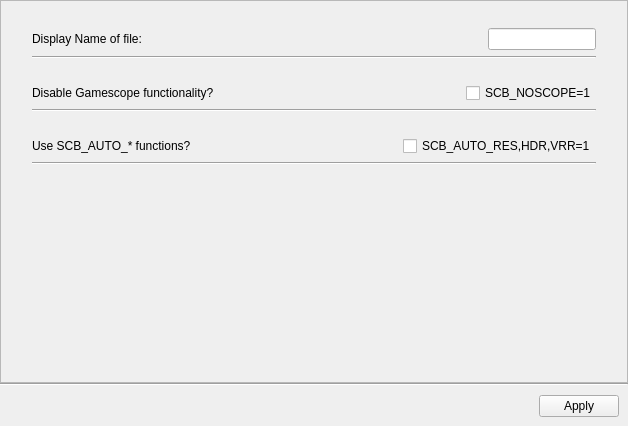
Qt form src/general_settings.ui (rfrench3/scopebuddy-gui) before a commit.
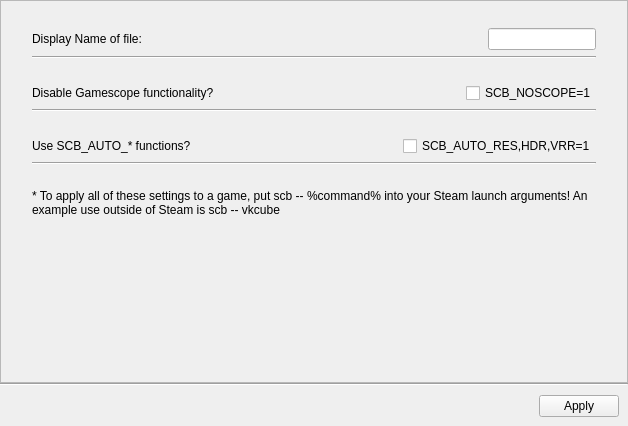
The same form after that commit.

Commit message: note to tell users how to apply settings with scopebuddy

Patch:
```diff
--- a/src/general_settings.ui
+++ b/src/general_settings.ui
@@ -283,6 +283,61 @@
               </layout>
              </widget>
             </item>
+            <item>
+             <widget class="QWidget" name="widget_scb_auto_2" native="true">
+              <property name="sizePolicy">
+               <sizepolicy hsizetype="Preferred" vsizetype="Maximum">
+                <horstretch>0</horstretch>
+                <verstretch>0</verstretch>
+               </sizepolicy>
+              </property>
+              <property name="toolTip">
+               <string>&lt;html&gt;&lt;head/&gt;&lt;body&gt;&lt;p&gt;On supported desktops, this will automatically determine and set output Width, output Height, HDR, and Adaptive Sync (VRR) for gamescope. For a list of supported desktops, see the official ScopeBuddy documentation.&lt;/p&gt;&lt;/body&gt;&lt;/html&gt;</string>
+              </property>
+              <layout class="QVBoxLayout" name="verticalLayout_33">
+               <property name="spacing">
+                <number>6</number>
+               </property>
+               <item>
+                <widget class="QWidget" name="widget_39" native="true">
+                 <property name="sizePolicy">
+                  <sizepolicy hsizetype="Preferred" vsizetype="Minimum">
+                   <horstretch>0</horstretch>
+                   <verstretch>0</verstretch>
+                  </sizepolicy>
+                 </property>
+                 <layout class="QHBoxLayout" name="horizontalLayout_28" stretch="0">
+                  <property name="spacing">
+                   <number>6</number>
+                  </property>
+                  <property name="leftMargin">
+                   <number>0</number>
+                  </property>
+                  <property name="topMargin">
+                   <number>0</number>
+                  </property>
+                  <property name="rightMargin">
+                   <number>0</number>
+                  </property>
+                  <property name="bottomMargin">
+                   <number>0</number>
+                  </property>
+                  <item>
+                   <widget class="QLabel" name="label_13">
+                    <property name="text">
+                     <string>* To apply all of these settings to a game, put scb -- %command% into your Steam launch arguments! An example use outside of Steam is scb -- vkcube</string>
+                    </property>
+                    <property name="wordWrap">
+                     <bool>true</bool>
+                    </property>
+                   </widget>
+                  </item>
+                 </layout>
+                </widget>
+               </item>
+              </layout>
+             </widget>
+            </item>
             <item>
              <spacer name="verticalSpacer">
               <property name="orientation">
```
